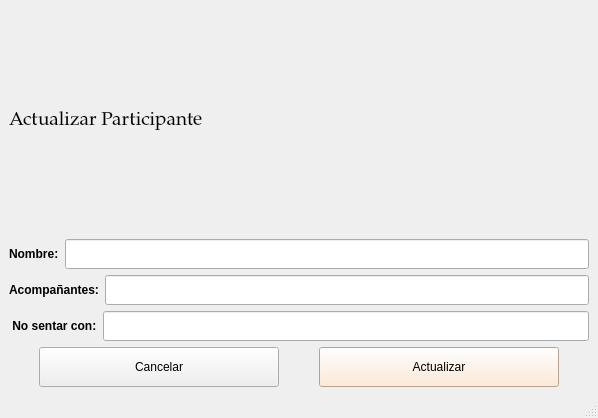
IvanJesusCorbalanPascual/Gestor-de-Eventos, file src/ui/ActualizarParticipante.ui: the form before one commit.
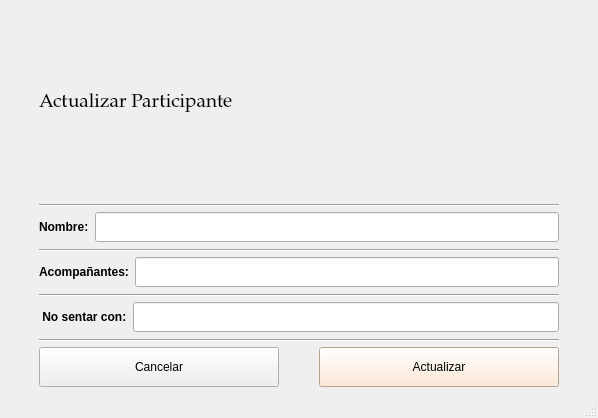
The form after the commit.

Diff of the .ui file:
```diff
--- a/src/ui/ActualizarParticipante.ui
+++ b/src/ui/ActualizarParticipante.ui
@@ -16,20 +16,46 @@
   <widget class="QWidget" name="centralwidget">
    <layout class="QVBoxLayout" name="verticalLayout">
     <item>
-     <widget class="QLabel" name="label_15">
-      <property name="font">
-       <font>
-        <family>Palatino Linotype</family>
-        <pointsize>14</pointsize>
-       </font>
+     <layout class="QHBoxLayout" name="horizontalLayout_5">
+      <property name="leftMargin">
+       <number>30</number>
       </property>
-      <property name="text">
-       <string>Actualizar Participante</string>
+      <property name="rightMargin">
+       <number>30</number>
+      </property>
+      <item>
+       <widget class="QLabel" name="label_15">
+        <property name="font">
+         <font>
+          <family>Palatino Linotype</family>
+          <pointsize>14</pointsize>
+         </font>
+        </property>
+        <property name="text">
+         <string>Actualizar Participante</string>
+        </property>
+       </widget>
+      </item>
+     </layout>
+    </item>
+    <item>
+     <widget class="Line" name="line">
+      <property name="styleSheet">
+       <string notr="true">margin:30;</string>
+      </property>
+      <property name="orientation">
+       <enum>Qt::Horizontal</enum>
       </property>
      </widget>
     </item>
     <item>
      <layout class="QHBoxLayout" name="horizontalLayout">
+      <property name="leftMargin">
+       <number>30</number>
+      </property>
+      <property name="rightMargin">
+       <number>30</number>
+      </property>
       <item>
        <widget class="QLabel" name="label_13">
         <property name="minimumSize">
@@ -67,8 +93,24 @@
       </item>
      </layout>
     </item>
+    <item>
+     <widget class="Line" name="line_2">
+      <property name="styleSheet">
+       <string notr="true">margin:30;</string>
+      </property>
+      <property name="orientation">
+       <enum>Qt::Horizontal</enum>
+      </property>
+     </widget>
+    </item>
     <item>
      <layout class="QHBoxLayout" name="horizontalLayout_2">
+      <property name="leftMargin">
+       <number>30</number>
+      </property>
+      <property name="rightMargin">
+       <number>30</number>
+      </property>
       <item>
        <widget class="QLabel" name="label_16">
         <property name="minimumSize">
@@ -106,8 +148,24 @@
       </item>
      </layout>
     </item>
+    <item>
+     <widget class="Line" name="line_3">
+      <property name="styleSheet">
+       <string notr="true">margin:30;</string>
+      </property>
+      <property name="orientation">
+       <enum>Qt::Horizontal</enum>
+      </property>
+     </widget>
+    </item>
     <item>
      <layout class="QHBoxLayout" name="horizontalLayout_3">
+      <property name="leftMargin">
+       <number>30</number>
+      </property>
+      <property name="rightMargin">
+       <number>30</number>
+      </property>
       <item>
        <widget class="QLabel" name="label_17">
         <property name="minimumSize">
@@ -145,6 +203,16 @@
       </item>
      </layout>
     </item>
+    <item>
+     <widget class="Line" name="line_4">
+      <property name="styleSheet">
+       <string notr="true">margin:30;</string>
+      </property>
+      <property name="orientation">
+       <enum>Qt::Horizontal</enum>
+      </property>
+     </widget>
+    </item>
     <item>
      <layout class="QHBoxLayout" name="horizontalLayout_4">
       <property name="spacing">
```
Left out of the diff: 2 changed lines with no effect on the pictures.
